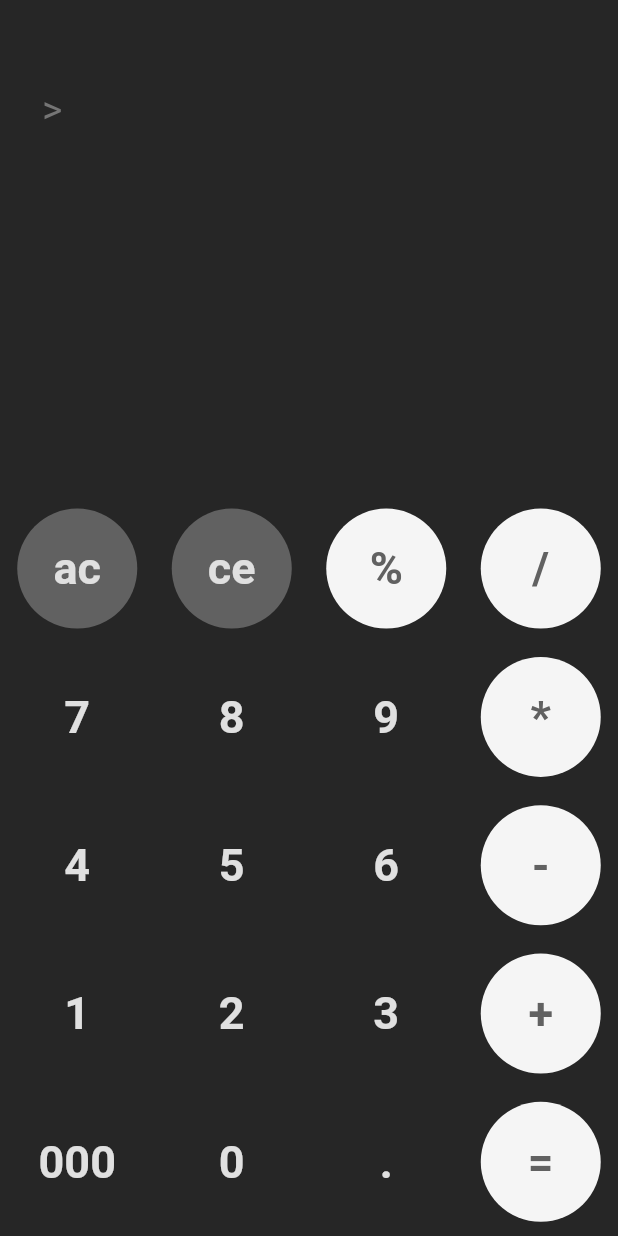
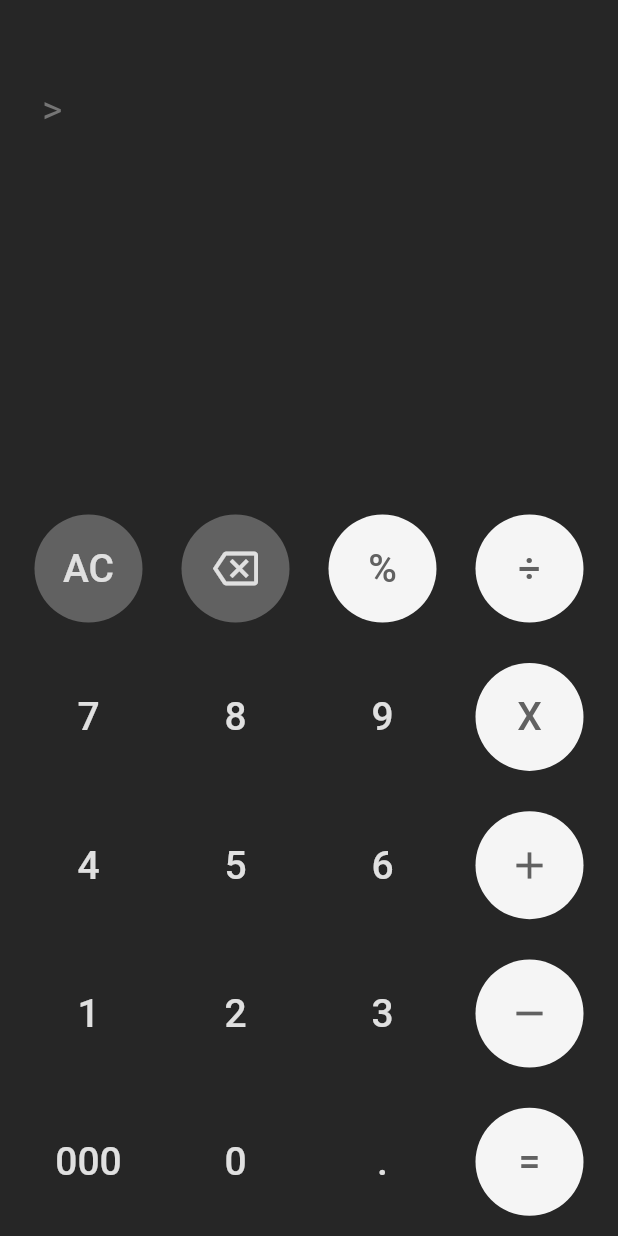
Before and after one commit to hosseinebrahimii/flutter_project_calculator, a Flutter app: the screen it shows after launch, on a phone screen of 412 x 824 dp. Run offline on Flutter 3.47's test engine with Material 2 defaults, Android fonts, the phone set to English and light mode, and no system bars; our stand-ins replace math_expressions.

Commit message:
updated and improved calculator button widgets

```diff
--- a/lib/home_screen.dart
+++ b/lib/home_screen.dart
@@ -37,7 +37,7 @@ class _HomeScreenState extends State<HomeScreen> {
                 flex: 6,
                 child: Container(
                   color: CustomColors.backgroundColor,
-                  child: numbersWidget(),
+                  child: caculatorButtonsWidget(),
                 ),
               ),
             ],
@@ -47,72 +47,7 @@ class _HomeScreenState extends State<HomeScreen> {
     );
   }
 
-// Custom widgets and functions: ---------------------Calculator Buttons:
-  Widget numbersWidget() {
-    return Column(
-      mainAxisAlignment: MainAxisAlignment.spaceAround,
-      children: [
-        _numbers('ac', 'ce', '%', '/'),
-        _numbers('7', '8', '9', '*'),
-        _numbers('4', '5', '6', '-'),
-        _numbers('1', '2', '3', '+'),
-        _numbers('000', '0', '.', '='),
-      ],
-    );
-  }
-
-  Widget _numbers(String name1, String name2, String name3, String name4) {
-    return Row(
-      mainAxisAlignment: MainAxisAlignment.spaceAround,
-      children: [
-        _number(name1),
-        _number(name2),
-        _number(name3),
-        _number(name4),
-      ],
-    );
-  }
-
-  Widget _number(String text) {
-    return TextButton(
-      onPressed: () {
-        setState(() {
-          calculatorActions(text);
-        });
-      },
-      style: TextButton.styleFrom(
-        minimumSize: const Size.fromRadius(40),
-        backgroundColor: backgroundColorChecker(text),
-        shape: const CircleBorder(),
-        foregroundColor: foregroundColorChecker(text),
-      ),
-      child: Text(
-        text,
-        style: const TextStyle(fontSize: 30, fontWeight: FontWeight.bold),
-        textAlign: TextAlign.center,
-      ),
-    );
-  }
-
-  Color backgroundColorChecker(String name) {
-    var operatorsList = ['%', '/', '*', '-', '+', '='];
-    for (var item in operatorsList) {
-      if (item == name) return CustomColors.operationButtonsColor;
-      if (name == 'ac' || name == 'ce') return CustomColors.cleanButtonsColor;
-    }
-    return CustomColors.backgroundColor;
-  }
-
-  Color foregroundColorChecker(String name) {
-    var operatorsList = ['%', '/', '*', '-', '+', '='];
-    for (var item in operatorsList) {
-      if (item == name) return CustomColors.operationColor;
-    }
-    return CustomColors.numbersColor;
-  }
-//----------------------------------------------------
-
-// Custom widgets and functions: ---------------------Calculator Screen:
+//  Calculator Screen:
   Widget calculatorScreenWidget() {
     return Column(
       crossAxisAlignment: CrossAxisAlignment.stretch,
@@ -158,12 +93,190 @@ class _HomeScreenState extends State<HomeScreen> {
   }
 //----------------------------------------------------
 
-  // Custom widgets and functions: ---------------------Calculator Logic:
+//  Calculator Buttons:
+  Widget caculatorButtonsWidget() {
+    return Padding(
+      padding: const EdgeInsets.symmetric(horizontal: 10),
+      child: Column(
+        mainAxisAlignment: MainAxisAlignment.spaceAround,
+        children: [
+          //first row:
+          Row(
+            mainAxisAlignment: MainAxisAlignment.spaceAround,
+            children: [
+              _calculatorButton(
+                backgroundColor: CustomColors.cleanButtonsColor,
+                foregroundColor: CustomColors.numbersColor,
+                text: 'AC',
+              ),
+              _calculatorButton(
+                backgroundColor: CustomColors.cleanButtonsColor,
+                foregroundColor: CustomColors.numbersColor,
+                text: 'CE',
+                icon: Icons.backspace_outlined,
+              ),
+              _calculatorButton(
+                backgroundColor: CustomColors.operationButtonsColor,
+                foregroundColor: CustomColors.operationColor,
+                text: ' % ',
+              ),
+              _calculatorButton(
+                backgroundColor: CustomColors.operationButtonsColor,
+                foregroundColor: CustomColors.operationColor,
+                text: ' ÷ ',
+              ),
+            ],
+          ),
+          //second row:
+          Row(
+            mainAxisAlignment: MainAxisAlignment.spaceAround,
+            children: [
+              _calculatorButton(
+                backgroundColor: CustomColors.backgroundColor,
+                foregroundColor: CustomColors.numbersColor,
+                text: '7',
+              ),
+              _calculatorButton(
+                backgroundColor: CustomColors.backgroundColor,
+                foregroundColor: CustomColors.numbersColor,
+                text: '8',
+              ),
+              _calculatorButton(
+                backgroundColor: CustomColors.backgroundColor,
+                foregroundColor: CustomColors.numbersColor,
+                text: '9',
+              ),
+              _calculatorButton(
+                backgroundColor: CustomColors.operationButtonsColor,
+                foregroundColor: CustomColors.operationColor,
+                text: ' X ',
+              ),
+            ],
+          ),
+          //third row:
+          Row(
+            mainAxisAlignment: MainAxisAlignment.spaceAround,
+            children: [
+              _calculatorButton(
+                backgroundColor: CustomColors.backgroundColor,
+                foregroundColor: CustomColors.numbersColor,
+                text: '4',
+              ),
+              _calculatorButton(
+                backgroundColor: CustomColors.backgroundColor,
+                foregroundColor: CustomColors.numbersColor,
+                text: '5',
+              ),
+              _calculatorButton(
+                backgroundColor: CustomColors.backgroundColor,
+                foregroundColor: CustomColors.numbersColor,
+                text: '6',
+              ),
+              _calculatorButton(
+                backgroundColor: CustomColors.operationButtonsColor,
+                foregroundColor: CustomColors.operationColor,
+                text: ' + ',
+                icon: Icons.add,
+              ),
+            ],
+          ),
+          //forth row:
+          Row(
+            mainAxisAlignment: MainAxisAlignment.spaceAround,
+            children: [
+              _calculatorButton(
+                backgroundColor: CustomColors.backgroundColor,
+                foregroundColor: CustomColors.numbersColor,
+                text: '1',
+              ),
+              _calculatorButton(
+                backgroundColor: CustomColors.backgroundColor,
+                foregroundColor: CustomColors.numbersColor,
+                text: '2',
+              ),
+              _calculatorButton(
+                backgroundColor: CustomColors.backgroundColor,
+                foregroundColor: CustomColors.numbersColor,
+                text: '3',
+              ),
+              _calculatorButton(
+                backgroundColor: CustomColors.operationButtonsColor,
+                foregroundColor: CustomColors.operationColor,
+                text: ' - ',
+                icon: Icons.remove,
+              ),
+            ],
+          ),
+          //fifth row:
+          Row(
+            mainAxisAlignment: MainAxisAlignment.spaceAround,
+            children: [
+              _calculatorButton(
+                backgroundColor: CustomColors.backgroundColor,
+                foregroundColor: CustomColors.numbersColor,
+                text: '000',
+              ),
+              _calculatorButton(
+                backgroundColor: CustomColors.backgroundColor,
+                foregroundColor: CustomColors.numbersColor,
+                text: '0',
+              ),
+              _calculatorButton(
+                backgroundColor: CustomColors.backgroundColor,
+                foregroundColor: CustomColors.numbersColor,
+                text: '.',
+              ),
+              _calculatorButton(
+                backgroundColor: CustomColors.operationButtonsColor,
+                foregroundColor: CustomColors.operationColor,
+                text: '=',
+              ),
+            ],
+          ),
+        ],
+      ),
+    );
+  }
+
+  Widget _calculatorButton({
+    required String text,
+    IconData? icon,
+    required Color backgroundColor,
+    required Color foregroundColor,
+  }) {
+    return TextButton(
+      onPressed: () {
+        setState(() {
+          calculatorActions(text);
+        });
+      },
+      style: TextButton.styleFrom(
+        minimumSize: const Size.fromRadius(36),
+        backgroundColor: backgroundColor,
+        shape: const CircleBorder(),
+        foregroundColor: foregroundColor,
+      ),
+      child: (icon != null)
+          ? Icon(
+              icon,
+              color: foregroundColor,
+              size: 30,
+            )
+          : Text(
+              text,
+              style: const TextStyle(fontSize: 26),
+            ),
+    );
+  }
+
+//----------------------------------------------------
+
+//  Calculator Logic:
   void calculatorActions(String text) {
-    if (text == 'ac') {
+    if (text == 'AC') {
       displayText = '';
       result = '';
-    } else if (text == 'ce' && displayText.length > 1) {
+    } else if (text == 'CE' && displayText.isNotEmpty) {
       displayText = displayText.substring(0, displayText.length - 1);
     } else if (text == '=') {
       //these codes were added from math_expressions library
```
